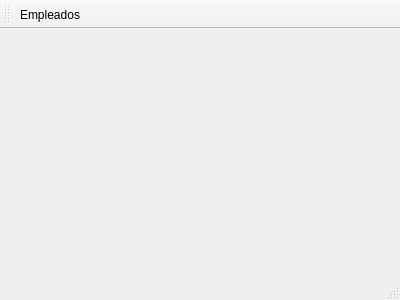
The window that mainwindow.ui (kendryfbo/sistema-nomina) describes before a commit, drawn with Qt 5.
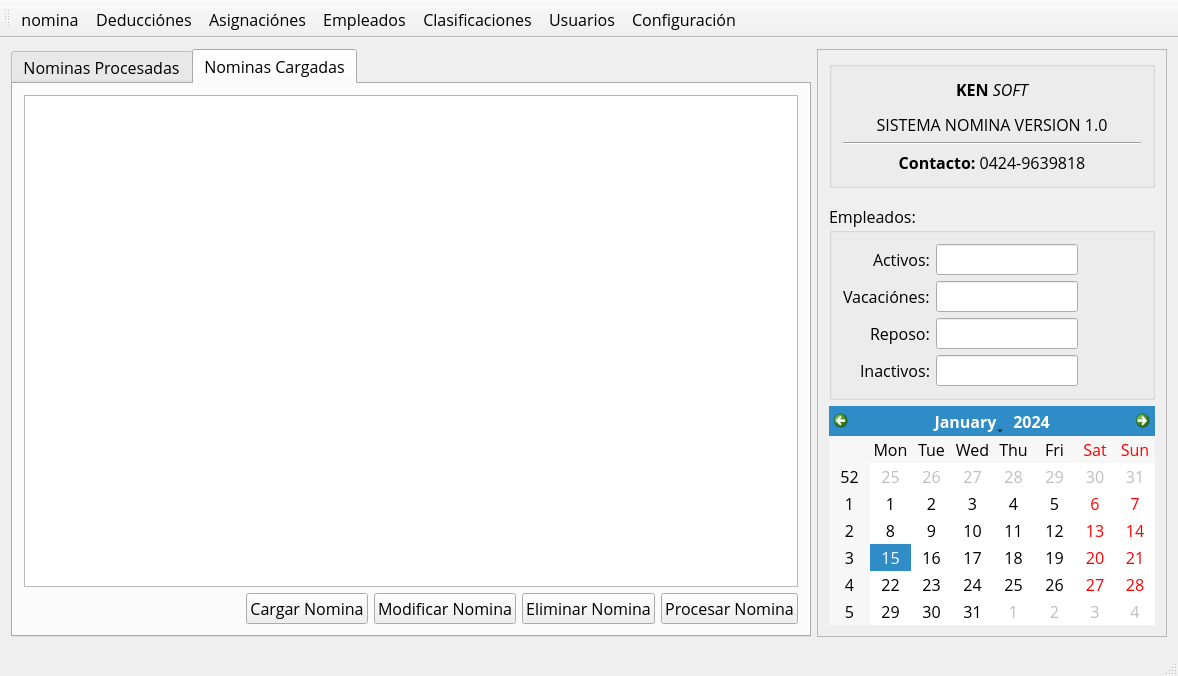
The same window after the commit.

What changed in the file:
```diff
--- a/mainwindow.ui
+++ b/mainwindow.ui
@@ -6,14 +6,403 @@
    <rect>
     <x>0</x>
     <y>0</y>
-    <width>400</width>
-    <height>300</height>
+    <width>1174</width>
+    <height>676</height>
    </rect>
   </property>
+  <property name="font">
+   <font>
+    <family>Open Sans</family>
+    <pointsize>12</pointsize>
+   </font>
+  </property>
   <property name="windowTitle">
    <string>MainWindow</string>
   </property>
-  <widget class="QWidget" name="centralWidget"/>
+  <widget class="QWidget" name="centralWidget">
+   <layout class="QGridLayout" name="gridLayout_4">
+    <item row="0" column="0">
+     <widget class="QTabWidget" name="tabWidget">
+      <property name="minimumSize">
+       <size>
+        <width>800</width>
+        <height>0</height>
+       </size>
+      </property>
+      <property name="currentIndex">
+       <number>1</number>
+      </property>
+      <widget class="QWidget" name="tab">
+       <attribute name="title">
+        <string>Nominas Procesadas</string>
+       </attribute>
+       <layout class="QGridLayout" name="gridLayout_6">
+        <item row="0" column="0">
+         <widget class="QTableView" name="nominaProcesadaTableView">
+          <property name="alternatingRowColors">
+           <bool>true</bool>
+          </property>
+          <property name="selectionMode">
+           <enum>QAbstractItemView::SingleSelection</enum>
+          </property>
+          <property name="selectionBehavior">
+           <enum>QAbstractItemView::SelectRows</enum>
+          </property>
+         </widget>
+        </item>
+        <item row="1" column="0">
+         <layout class="QHBoxLayout" name="horizontalLayout_6">
+          <item>
+           <spacer name="horizontalSpacer_5">
+            <property name="orientation">
+             <enum>Qt::Horizontal</enum>
+            </property>
+            <property name="sizeHint" stdset="0">
+             <size>
+              <width>40</width>
+              <height>20</height>
+             </size>
+            </property>
+           </spacer>
+          </item>
+          <item>
+           <widget class="QPushButton" name="detalleNomProcPushButton">
+            <property name="text">
+             <string>Detalle Nomina</string>
+            </property>
+           </widget>
+          </item>
+          <item>
+           <widget class="QPushButton" name="EliminarNomProcPushButton">
+            <property name="text">
+             <string>Eliminar Nomina</string>
+            </property>
+           </widget>
+          </item>
+          <item>
+           <widget class="QPushButton" name="imprimirNomProcPushButton">
+            <property name="text">
+             <string>Imprimir Nomina</string>
+            </property>
+           </widget>
+          </item>
+         </layout>
+        </item>
+       </layout>
+      </widget>
+      <widget class="QWidget" name="tab_2">
+       <attribute name="title">
+        <string>Nominas Cargadas</string>
+       </attribute>
+       <layout class="QGridLayout" name="gridLayout_5">
+        <item row="1" column="0">
+         <layout class="QHBoxLayout" name="horizontalLayout">
+          <item>
+           <spacer name="horizontalSpacer_6">
+            <property name="orientation">
+             <enum>Qt::Horizontal</enum>
+            </property>
+            <property name="sizeHint" stdset="0">
+             <size>
+              <width>40</width>
+              <height>20</height>
+             </size>
+            </property>
+           </spacer>
+          </item>
+          <item>
+           <widget class="QPushButton" name="CargarNomPushButton">
+            <property name="text">
+             <string>Cargar Nomina</string>
+            </property>
+           </widget>
+          </item>
+          <item>
+           <widget class="QPushButton" name="ModificarNomCargadaPushButton">
+            <property name="text">
+             <string>Modificar Nomina</string>
+            </property>
+           </widget>
+          </item>
+          <item>
+           <widget class="QPushButton" name="eliminarNomCargadaPushButton">
+            <property name="text">
+             <string>Eliminar Nomina</string>
+            </property>
+           </widget>
+          </item>
+          <item>
+           <widget class="QPushButton" name="procesarNomCargadaPushButton">
+            <property name="text">
+             <string>Procesar Nomina</string>
+            </property>
+           </widget>
+          </item>
+         </layout>
+        </item>
+        <item row="0" column="0">
+         <widget class="QTableView" name="nominaCargadaTableView">
+          <property name="alternatingRowColors">
+           <bool>true</bool>
+          </property>
+          <property name="selectionMode">
+           <enum>QAbstractItemView::SingleSelection</enum>
+          </property>
+          <property name="selectionBehavior">
+           <enum>QAbstractItemView::SelectRows</enum>
+          </property>
+          <attribute name="horizontalHeaderCascadingSectionResizes">
+           <bool>false</bool>
+          </attribute>
+         </widget>
+        </item>
+       </layout>
+      </widget>
+     </widget>
+    </item>
+    <item row="0" column="1">
+     <widget class="QFrame" name="frame">
+      <property name="maximumSize">
+       <size>
+        <width>350</width>
+        <height>16777215</height>
+       </size>
+      </property>
+      <property name="frameShape">
+       <enum>QFrame::StyledPanel</enum>
+      </property>
+      <property name="frameShadow">
+       <enum>QFrame::Raised</enum>
+      </property>
+      <layout class="QGridLayout" name="gridLayout_2">
+       <item row="5" column="0">
+        <widget class="QCalendarWidget" name="calendarWidget">
+         <property name="sizePolicy">
+          <sizepolicy hsizetype="Minimum" vsizetype="Minimum">
+           <horstretch>0</horstretch>
+           <verstretch>0</verstretch>
+          </sizepolicy>
+         </property>
+         <property name="maximumSize">
+          <size>
+           <width>16777215</width>
+           <height>16777215</height>
+          </size>
+         </property>
+        </widget>
+       </item>
+       <item row="0" column="0">
+        <widget class="QGroupBox" name="groupBox">
+         <property name="minimumSize">
+          <size>
+           <width>0</width>
+           <height>0</height>
+          </size>
+         </property>
+         <property name="maximumSize">
+          <size>
+           <width>16777215</width>
+           <height>16777215</height>
+          </size>
+         </property>
+         <property name="title">
+          <string/>
+         </property>
+         <layout class="QGridLayout" name="gridLayout_3">
+          <item row="0" column="0">
+           <widget class="QLabel" name="label_5">
+            <property name="text">
+             <string>&lt;html&gt;&lt;head/&gt;&lt;body&gt;&lt;p align=&quot;center&quot;&gt;&lt;span style=&quot; font-weight:600;&quot;&gt;KEN&lt;/span&gt;&lt;span style=&quot; font-style:italic;&quot;&gt; SOFT&lt;/span&gt;&lt;/p&gt;&lt;p align=&quot;center&quot;&gt;SISTEMA NOMINA VERSION 1.0&lt;/p&gt;&lt;/body&gt;&lt;/html&gt;</string>
+            </property>
+           </widget>
+          </item>
+          <item row="2" column="0">
+           <widget class="QLabel" name="label_6">
+            <property name="text">
+             <string>&lt;html&gt;&lt;head/&gt;&lt;body&gt;&lt;p align=&quot;center&quot;&gt;&lt;span style=&quot; font-weight:600;&quot;&gt;Contacto:&lt;/span&gt; 0424-9639818&lt;/p&gt;&lt;/body&gt;&lt;/html&gt;</string>
+            </property>
+           </widget>
+          </item>
+          <item row="1" column="0">
+           <widget class="Line" name="line">
+            <property name="orientation">
+             <enum>Qt::Horizontal</enum>
+            </property>
+           </widget>
+          </item>
+         </layout>
+        </widget>
+       </item>
+       <item row="3" column="0">
+        <widget class="QGroupBox" name="groupBox_2">
+         <property name="title">
+          <string>Empleados:</string>
+         </property>
+         <layout class="QGridLayout" name="gridLayout">
+          <item row="0" column="0">
+           <layout class="QFormLayout" name="formLayout">
+            <property name="labelAlignment">
+             <set>Qt::AlignRight|Qt::AlignTrailing|Qt::AlignVCenter</set>
+            </property>
+            <item row="0" column="0">
+             <widget class="QLabel" name="label">
+              <property name="text">
+               <string>Activos:</string>
+              </property>
+             </widget>
+            </item>
+            <item row="0" column="1">
+             <layout class="QHBoxLayout" name="horizontalLayout_2">
+              <item>
+               <widget class="QLineEdit" name="activoLineEdit">
+                <property name="alignment">
+                 <set>Qt::AlignCenter</set>
+                </property>
+                <property name="readOnly">
+                 <bool>true</bool>
+                </property>
+               </widget>
+              </item>
+              <item>
+               <spacer name="horizontalSpacer">
+                <property name="orientation">
+                 <enum>Qt::Horizontal</enum>
+                </property>
+                <property name="sizeHint" stdset="0">
+                 <size>
+                  <width>40</width>
+                  <height>20</height>
+                 </size>
+                </property>
+               </spacer>
+              </item>
+             </layout>
+            </item>
+            <item row="1" column="0">
+             <widget class="QLabel" name="label_3">
+              <property name="text">
+               <string>Vacaciónes:</string>
+              </property>
+             </widget>
+            </item>
+            <item row="1" column="1">
+             <layout class="QHBoxLayout" name="horizontalLayout_3">
+              <item>
+               <widget class="QLineEdit" name="vacacionLineEdit">
+                <property name="alignment">
+                 <set>Qt::AlignCenter</set>
+                </property>
+                <property name="readOnly">
+                 <bool>true</bool>
+                </property>
+               </widget>
+              </item>
+              <item>
+               <spacer name="horizontalSpacer_2">
+                <property name="orientation">
+                 <enum>Qt::Horizontal</enum>
+                </property>
+                <property name="sizeHint" stdset="0">
+                 <size>
+                  <width>40</width>
+                  <height>20</height>
+                 </size>
+                </property>
+               </spacer>
+              </item>
+             </layout>
+            </item>
+            <item row="2" column="0">
+             <widget class="QLabel" name="label_4">
+              <property name="text">
+               <string>Reposo:</string>
+              </property>
+             </widget>
+            </item>
+            <item row="2" column="1">
+             <layout class="QHBoxLayout" name="horizontalLayout_4">
+              <item>
+               <widget class="QLineEdit" name="reposoLineEdit">
+                <property name="alignment">
+                 <set>Qt::AlignCenter</set>
+                </property>
+                <property name="readOnly">
+                 <bool>true</bool>
+                </property>
+               </widget>
+              </item>
+              <item>
+               <spacer name="horizontalSpacer_3">
+                <property name="orientation">
+                 <enum>Qt::Horizontal</enum>
+                </property>
+                <property name="sizeHint" stdset="0">
+                 <size>
+                  <width>40</width>
+                  <height>20</height>
+                 </size>
+                </property>
+               </spacer>
+              </item>
+             </layout>
+            </item>
+            <item row="3" column="0">
+             <widget class="QLabel" name="label_2">
+              <property name="text">
+               <string>Inactivos:</string>
+              </property>
+             </widget>
+            </item>
+            <item row="3" column="1">
+             <layout class="QHBoxLayout" name="horizontalLayout_5">
+              <item>
+               <widget class="QLineEdit" name="inactivoLineEdit">
+                <property name="alignment">
+                 <set>Qt::AlignCenter</set>
+                </property>
+                <property name="readOnly">
+                 <bool>true</bool>
+                </property>
+               </widget>
+              </item>
+              <item>
+               <spacer name="horizontalSpacer_4">
+                <property name="orientation">
+                 <enum>Qt::Horizontal</enum>
+                </property>
+                <property name="sizeHint" stdset="0">
+                 <size>
+                  <width>40</width>
+                  <height>20</height>
+                 </size>
+                </property>
+               </spacer>
+              </item>
+             </layout>
+            </item>
+           </layout>
+          </item>
+         </layout>
+        </widget>
+       </item>
+       <item row="2" column="0">
+        <spacer name="verticalSpacer">
+         <property name="orientation">
+          <enum>Qt::Vertical</enum>
+         </property>
+         <property name="sizeHint" stdset="0">
+          <size>
+           <width>20</width>
+           <height>40</height>
+          </size>
+         </property>
+        </spacer>
+       </item>
+      </layout>
+     </widget>
+    </item>
+   </layout>
+  </widget>
   <widget class="QMenuBar" name="menuBar">
    <property name="geometry">
     <rect>
@@ -31,15 +420,66 @@
    <attribute name="toolBarBreak">
     <bool>false</bool>
    </attribute>
+   <addaction name="actionNomina"/>
+   <addaction name="actionDeduccion"/>
+   <addaction name="actionAsignaciones"/>
    <addaction name="actionEmpleados"/>
+   <addaction name="actionClasificaciones"/>
+   <addaction name="actionUsuarios"/>
+   <addaction name="actionConfiguracion"/>
   </widget>
   <widget class="QStatusBar" name="statusBar"/>
+  <action name="actionNomina">
+   <property name="text">
+    <string>nomina</string>
+   </property>
+   <property name="toolTip">
+    <string>Nomina</string>
+   </property>
+  </action>
+  <action name="actionDeduccion">
+   <property name="text">
+    <string>Deducciónes</string>
+   </property>
+   <property name="toolTip">
+    <string>Deducciónes</string>
+   </property>
+  </action>
+  <action name="actionAsignaciones">
+   <property name="text">
+    <string>Asignaciónes</string>
+   </property>
+   <property name="toolTip">
+    <string>Asignaciónes</string>
+   </property>
+  </action>
   <action name="actionEmpleados">
    <property name="text">
     <string>Empleados</string>
    </property>
-   <property name="shortcut">
-    <string>F1</string>
+   <property name="toolTip">
+    <string>Empleados</string>
+   </property>
+  </action>
+  <action name="actionClasificaciones">
+   <property name="text">
+    <string>Clasificaciones</string>
+   </property>
+   <property name="toolTip">
+    <string>Clasificaciones</string>
+   </property>
+  </action>
+  <action name="actionUsuarios">
+   <property name="text">
+    <string>Usuarios</string>
+   </property>
+   <property name="toolTip">
+    <string>Usuarios</string>
+   </property>
+  </action>
+  <action name="actionConfiguracion">
+   <property name="text">
+    <string>Configuración</string>
    </property>
   </action>
  </widget>
```
Left out of the diff: 4 changed lines with no effect on the pictures.
